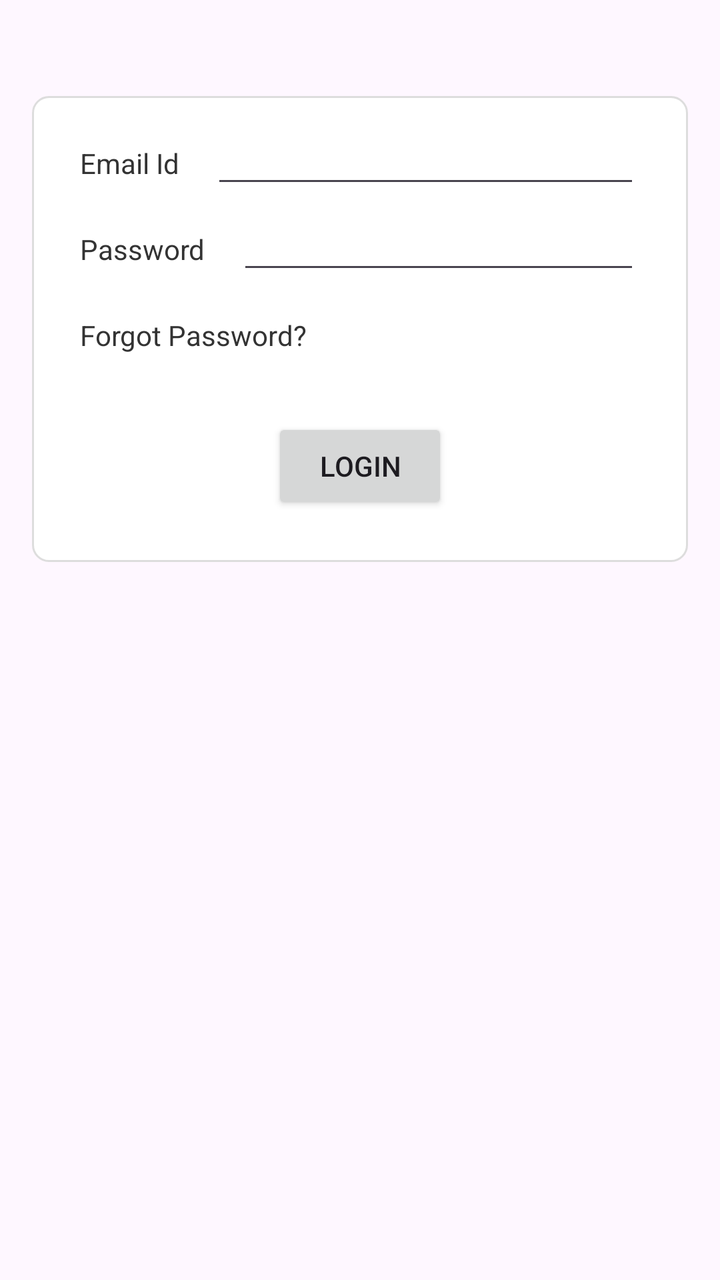
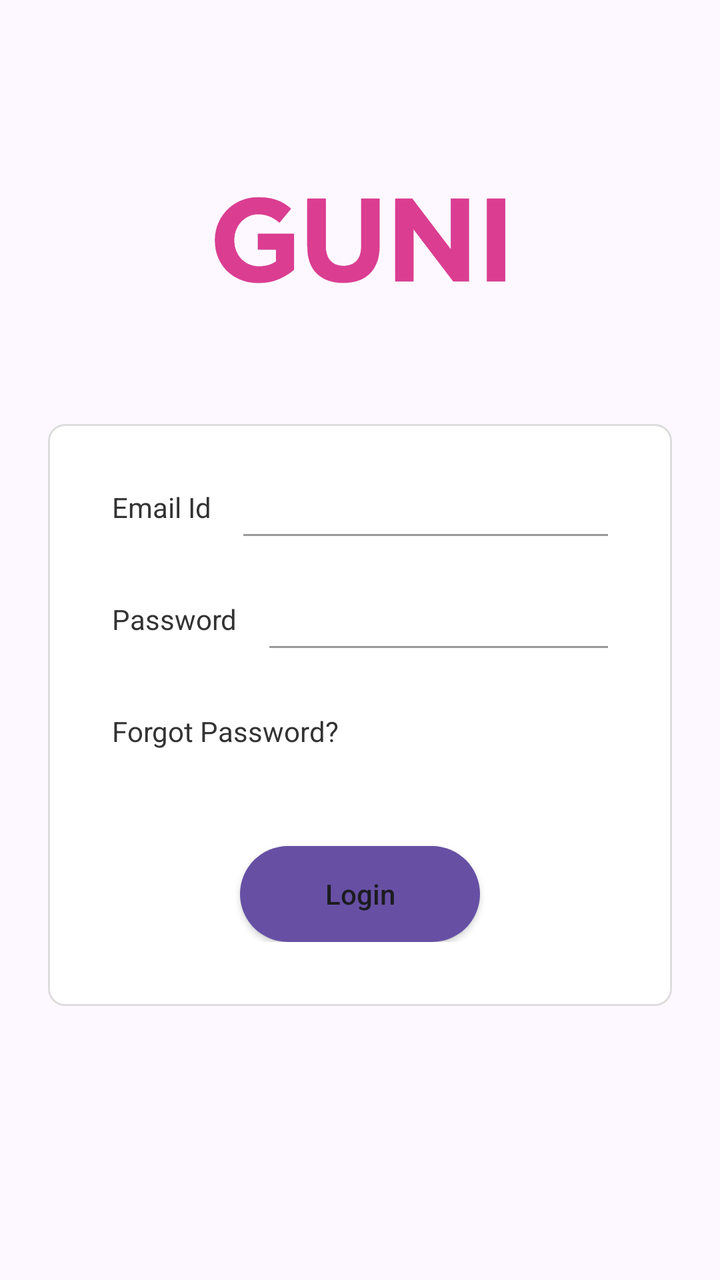

Two renders of the same Android screen: before a commit and after it. Below are the layout's source before the change and the commit's diff.
<!-- AndroidManifest.xml: application theme Theme.MAD_24012011097_Pr3 -->
<!-- res/layout/activity_login.xml -->
<?xml version="1.0" encoding="utf-8"?>
<androidx.constraintlayout.widget.ConstraintLayout xmlns:android="http://schemas.android.com/apk/res/android"
    xmlns:app="http://schemas.android.com/apk/res-auto"
    xmlns:tools="http://schemas.android.com/tools"
    android:layout_width="match_parent"
    android:layout_height="match_parent"
    android:padding="16dp"
    tools:context=".LoginActivity">

    

    <androidx.constraintlayout.widget.ConstraintLayout
        android:id="@+id/cardLogin"
        android:layout_width="0dp"
        android:layout_height="wrap_content"
        android:background="@drawable/card_background"
        android:padding="24dp"
        android:layout_marginTop="32dp"
        app:layout_constraintTop_toTopOf="parent"
        app:layout_constraintStart_toStartOf="parent"
        app:layout_constraintEnd_toEndOf="parent">

        <TextView
            android:id="@+id/tvEmailLabel"
            android:layout_width="wrap_content"
            android:layout_height="wrap_content"
            android:text="Email Id"
            android:textColor="#333333"
            app:layout_constraintTop_toTopOf="parent"
            app:layout_constraintStart_toStartOf="parent" />

        <EditText
            android:id="@+id/etEmail"
            android:layout_width="0dp"
            android:layout_height="wrap_content"
            android:inputType="textEmailAddress"
            android:textColor="#333333"
            android:textColorHint="#999999"
            app:layout_constraintBaseline_toBaselineOf="@id/tvEmailLabel"
            app:layout_constraintStart_toEndOf="@id/tvEmailLabel"
            app:layout_constraintEnd_toEndOf="parent"
            android:layout_marginStart="16dp" />

        <TextView
            android:id="@+id/tvPasswordLabel"
            android:layout_width="wrap_content"
            android:layout_height="wrap_content"
            android:text="Password"
            android:textColor="#333333"
            android:layout_marginTop="24dp"
            app:layout_constraintTop_toBottomOf="@id/tvEmailLabel"
            app:layout_constraintStart_toStartOf="parent" />

        <EditText
            android:id="@+id/etPassword"
            android:layout_width="0dp"
            android:layout_height="wrap_content"
            android:inputType="textPassword"
            android:textColor="#333333"
            app:layout_constraintBaseline_toBaselineOf="@id/tvPasswordLabel"
            app:layout_constraintStart_toEndOf="@id/tvPasswordLabel"
            app:layout_constraintEnd_toEndOf="parent"
            android:layout_marginStart="16dp" />

        <TextView
            android:id="@+id/tvForgotPassword"
            android:layout_width="wrap_content"
            android:layout_height="wrap_content"
            android:text="Forgot Password?"
            android:textColor="#333333"
            android:layout_marginTop="24dp"
            app:layout_constraintTop_toBottomOf="@id/tvPasswordLabel"
            app:layout_constraintStart_toStartOf="parent" />

        <Button
            android:id="@+id/btnLoginSubmit"
            android:layout_width="wrap_content"
            android:layout_height="wrap_content"
            android:text="Login"
            android:layout_marginTop="32dp"
            app:layout_constraintTop_toBottomOf="@id/tvForgotPassword"
            app:layout_constraintStart_toStartOf="parent"
            app:layout_constraintEnd_toEndOf="parent" />

    </androidx.constraintlayout.widget.ConstraintLayout>

</androidx.constraintlayout.widget.ConstraintLayout>
<!-- resources referenced by this layout -->
<resources>
  <!-- drawable card_background (drawable) -->
  <?xml version="1.0" encoding="utf-8"?>
  <shape xmlns:android="http://schemas.android.com/apk/res/android">
      <solid android:color="#FFFFFF" />
      <corners android:radius="8dp" />
      <stroke android:width="1dp" android:color="#DDDDDD" />
  </shape>
  <style name="Theme.MAD_24012011097_Pr3" parent="Base.Theme.MAD_24012011097_Pr3" />
  <style name="Base.Theme.MAD_24012011097_Pr3" parent="Theme.Material3.DayNight.NoActionBar">
          
          
      </style>
</resources>

<!-- the commit's change to res/layout/activity_login.xml (unified diff, before → after) -->
@@ -5,18 +5,31 @@
     android:layout_width="match_parent"
     android:layout_height="match_parent"
     android:padding="16dp"
+    android:background="@color/bg_login"
     tools:context=".LoginActivity">
 
-    
+    <ImageView
+        android:id="@+id/ivGuniLogo"
+        android:layout_width="wrap_content"
+        android:layout_height="100dp"
+        android:adjustViewBounds="true"
+        android:scaleType="fitCenter"
+        android:layout_marginTop="48dp"
+        android:src="@drawable/guni_pink_logo"
+        app:layout_constraintTop_toTopOf="parent"
+        app:layout_constraintStart_toStartOf="parent"
+        app:layout_constraintEnd_toEndOf="parent" />
 
     <androidx.constraintlayout.widget.ConstraintLayout
         android:id="@+id/cardLogin"
         android:layout_width="0dp"
         android:layout_height="wrap_content"
         android:background="@drawable/card_background"
-        android:padding="24dp"
-        android:layout_marginTop="32dp"
-        app:layout_constraintTop_toTopOf="parent"
+        android:padding="32dp"
+        android:layout_marginTop="48dp"
+        android:layout_marginStart="8dp"
+        android:layout_marginEnd="8dp"
+        app:layout_constraintTop_toBottomOf="@id/ivGuniLogo"
         app:layout_constraintStart_toStartOf="parent"
         app:layout_constraintEnd_toEndOf="parent">
 
@@ -35,11 +48,21 @@
             android:layout_height="wrap_content"
             android:inputType="textEmailAddress"
             android:textColor="#333333"
-            android:textColorHint="#999999"
-            app:layout_constraintBaseline_toBaselineOf="@id/tvEmailLabel"
+            android:background="@null"
+            android:layout_marginStart="16dp"
+            app:layout_constraintBottom_toBottomOf="@id/tvEmailLabel"
             app:layout_constraintStart_toEndOf="@id/tvEmailLabel"
-            app:layout_constraintEnd_toEndOf="parent"
-            android:layout_marginStart="16dp" />
+            app:layout_constraintEnd_toEndOf="parent" />
+
+        <View
+            android:id="@+id/vEmailUnderline"
+            android:layout_width="0dp"
+            android:layout_height="1dp"
+            android:background="#999999"
+            android:layout_marginTop="4dp"
+            app:layout_constraintTop_toBottomOf="@id/etEmail"
+            app:layout_constraintStart_toStartOf="@id/etEmail"
+            app:layout_constraintEnd_toEndOf="@id/etEmail" />
 
         <TextView
             android:id="@+id/tvPasswordLabel"
@@ -47,8 +70,8 @@
             android:layout_height="wrap_content"
             android:text="Password"
             android:textColor="#333333"
-            android:layout_marginTop="24dp"
-            app:layout_constraintTop_toBottomOf="@id/tvEmailLabel"
+            android:layout_marginTop="32dp"
+            app:layout_constraintTop_toBottomOf="@id/vEmailUnderline"
             app:layout_constraintStart_toStartOf="parent" />
 
         <EditText
@@ -57,10 +80,21 @@
             android:layout_height="wrap_content"
             android:inputType="textPassword"
             android:textColor="#333333"
-            app:layout_constraintBaseline_toBaselineOf="@id/tvPasswordLabel"
+            android:background="@null"
+            android:layout_marginStart="16dp"
+            app:layout_constraintBottom_toBottomOf="@id/tvPasswordLabel"
             app:layout_constraintStart_toEndOf="@id/tvPasswordLabel"
-            app:layout_constraintEnd_toEndOf="parent"
-            android:layout_marginStart="16dp" />
+            app:layout_constraintEnd_toEndOf="parent" />
+
+        <View
+            android:id="@+id/vPasswordUnderline"
+            android:layout_width="0dp"
+            android:layout_height="1dp"
+            android:background="#999999"
+            android:layout_marginTop="4dp"
+            app:layout_constraintTop_toBottomOf="@id/etPassword"
+            app:layout_constraintStart_toStartOf="@id/etPassword"
+            app:layout_constraintEnd_toEndOf="@id/etPassword" />
 
         <TextView
             android:id="@+id/tvForgotPassword"
@@ -68,16 +102,19 @@
             android:layout_height="wrap_content"
             android:text="Forgot Password?"
             android:textColor="#333333"
-            android:layout_marginTop="24dp"
-            app:layout_constraintTop_toBottomOf="@id/tvPasswordLabel"
+            android:layout_marginTop="32dp"
+            app:layout_constraintTop_toBottomOf="@id/vPasswordUnderline"
             app:layout_constraintStart_toStartOf="parent" />
 
         <Button
             android:id="@+id/btnLoginSubmit"
-            android:layout_width="wrap_content"
+            android:layout_width="120dp"
             android:layout_height="wrap_content"
             android:text="Login"
-            android:layout_marginTop="32dp"
+            android:textAllCaps="false"
+            android:background="@drawable/button_background"
+            app:backgroundTint="@null"
+            android:layout_marginTop="48dp"
             app:layout_constraintTop_toBottomOf="@id/tvForgotPassword"
             app:layout_constraintStart_toStartOf="parent"
             app:layout_constraintEnd_toEndOf="parent" />
<!-- resource entries referenced after the edit -->
@@ -1,5 +1,12 @@
 <!-- resources referenced by this layout -->
 <resources>
+  <color name="bg_login">#FDF8FF</color>
+  <!-- drawable button_background (drawable) -->
+  <?xml version="1.0" encoding="utf-8"?>
+  <shape xmlns:android="http://schemas.android.com/apk/res/android">
+      <solid android:color="@color/btn_purple" />
+      <corners android:radius="24dp" />
+  </shape>
   <!-- drawable card_background (drawable) -->
   <?xml version="1.0" encoding="utf-8"?>
   <shape xmlns:android="http://schemas.android.com/apk/res/android">
@@ -7,7 +14,9 @@
       <corners android:radius="8dp" />
       <stroke android:width="1dp" android:color="#DDDDDD" />
   </shape>
+  <!-- drawable guni_pink_logo: png bitmap (drawable, 16701 bytes) -->
   <style name="Theme.MAD_24012011097_Pr3" parent="Base.Theme.MAD_24012011097_Pr3" />
+  <color name="btn_purple">#6750A4</color>
   <style name="Base.Theme.MAD_24012011097_Pr3" parent="Theme.Material3.DayNight.NoActionBar">
           
           
